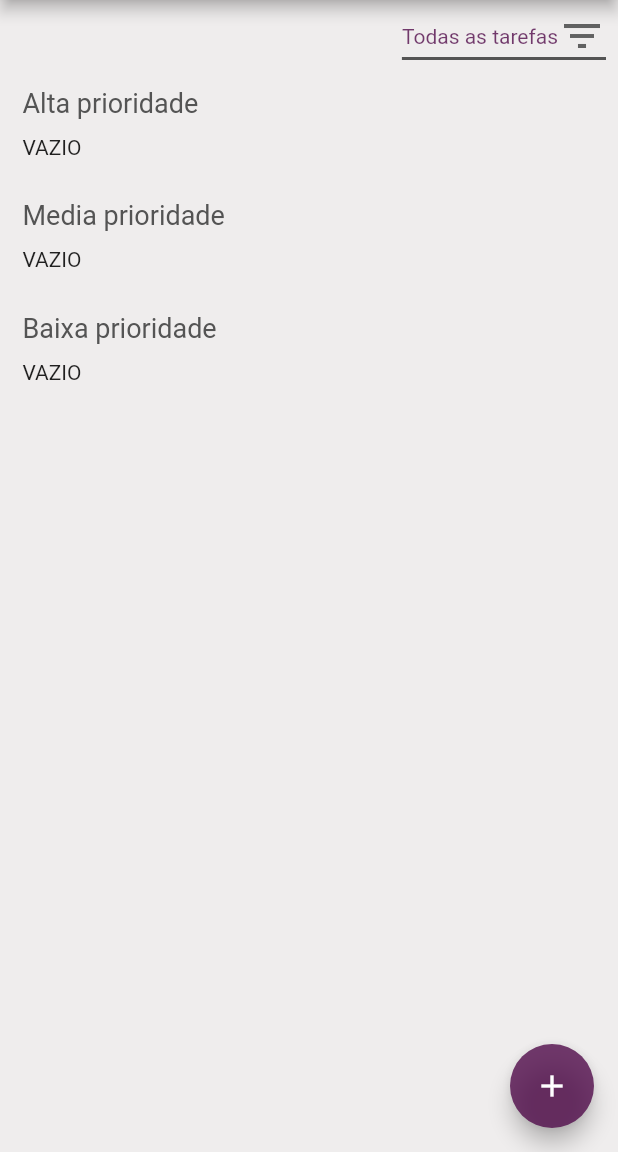
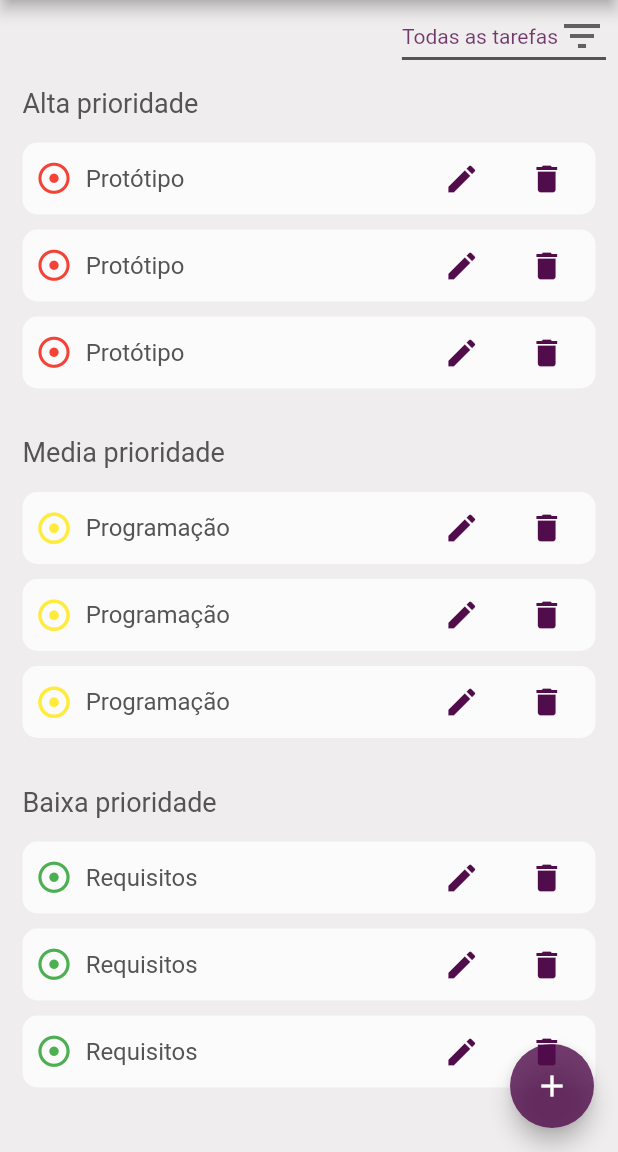
Before and after one commit to mrgr4v3s/mega_task, a Flutter app: the HomePage screen opened directly, on a phone screen of 412 x 824 dp, the part 84-1236 px from its top. Run offline on Flutter 3.47's test engine with Material 2 defaults, Android fonts, the phone set to English and light mode, and no system bars; our stand-ins replace firebase_auth, sqflite; accounts and stored records are empty.

Commit message:
Adicionei o componente do item da listagem de tarefas

```diff
--- a/lib/constantes/app_colors.dart
+++ b/lib/constantes/app_colors.dart
@@ -4,4 +4,6 @@ import 'package:flutter/painting.dart';
 class AppColors {
   static final Color colorText = const Color(0xFF545454);
   static final Color background = const Color(0xFFEFEDED);
+  static final Color background_item = const Color(0xFFFBFBFB);
+  static final Color icons = const Color(0xFF510C4B);
 }
--- a/lib/helpers/tarefas_helper.dart
+++ b/lib/helpers/tarefas_helper.dart
@@ -44,7 +44,7 @@ class TarefasHelper{
         return tarefa;
     }
 
-    void tarefasTeste() async{
+    Future tarefasTeste() async{
       Database dbTarefas = await db;
       Tarefas tarefa = new Tarefas();
       for(int i = 0; i < 3; i++){
--- a/lib/ui/cadastroDialog.dart
+++ b/lib/ui/cadastroDialog.dart
@@ -1,5 +1,6 @@
 import 'package:flutter/material.dart';
 import 'package:flutter/rendering.dart';
+import 'package:mega_task/helpers/tarefas_helper.dart';
 
 class CadastroDialog extends StatefulWidget {
   @override
@@ -222,4 +223,10 @@ class _CadastroDialogState extends State<CadastroDialog> {
     );
   }
 
+  void adicionarTarefa() {
+    Tarefas tarefa = Tarefas();
+
+
+  }
+
 }
--- a/lib/ui/home_page.dart
+++ b/lib/ui/home_page.dart
@@ -5,6 +5,7 @@ import 'package:mega_task/helpers/prioridade_tarefa.dart';
 import 'package:mega_task/helpers/tarefas_helper.dart';
 import 'package:mega_task/ui/cadastroDialog.dart';
 import 'package:mega_task/widgets/filtro_dropdown_button.dart';
+import 'package:mega_task/widgets/listagem_tarefas_item.dart';
 import 'package:mega_task/widgets/prioridade_text.dart';
 
 class HomePage extends StatefulWidget {
@@ -59,8 +60,7 @@ class _HomePageState extends State<HomePage> {
         body: SingleChildScrollView(
           child: Container(
             color: AppColors.background,
-            child: Column(
-              crossAxisAlignment: CrossAxisAlignment.start,
+            child: ListBody(
               children: <Widget>[
                 Row(
                   mainAxisAlignment: MainAxisAlignment.end,
@@ -80,30 +80,30 @@ class _HomePageState extends State<HomePage> {
                 //Divider(color: _background),
                 Container(
                   padding: EdgeInsets.fromLTRB(15.0, 10.0, 15.0, 1.0),
-                  child: PrioridadeText(textoPropriedade: PrioridadeTarefa.ALTA),
+                  child:
+                      PrioridadeText(textoPropriedade: PrioridadeTarefa.ALTA),
                 ),
                 Container(
                     padding: EdgeInsets.fromLTRB(15.0, 10.0, 15.0, 1.0),
-                    child: _tarefaList(context, PrioridadeTarefa.ALTA)
-                ),
+                    child: _tarefaList(context, PrioridadeTarefa.ALTA)),
                 Divider(color: AppColors.background),
                 Container(
                   padding: EdgeInsets.fromLTRB(15.0, 10.0, 15.0, 1.0),
-                  child: PrioridadeText(textoPropriedade: PrioridadeTarefa.MEDIA),
+                  child:
+                      PrioridadeText(textoPropriedade: PrioridadeTarefa.MEDIA),
                 ),
                 Container(
                     padding: EdgeInsets.fromLTRB(15.0, 10.0, 15.0, 1.0),
-                    child: _tarefaList(context, PrioridadeTarefa.MEDIA)
-                ),
+                    child: _tarefaList(context, PrioridadeTarefa.MEDIA)),
                 Divider(color: AppColors.background),
                 Container(
                   padding: EdgeInsets.fromLTRB(15.0, 10.0, 15.0, 1.0),
-                  child: PrioridadeText(textoPropriedade: PrioridadeTarefa.BAIXA),
+                  child:
+                      PrioridadeText(textoPropriedade: PrioridadeTarefa.BAIXA),
                 ),
                 Container(
                     padding: EdgeInsets.fromLTRB(15.0, 10.0, 15.0, 1.0),
-                    child: _tarefaList(context, PrioridadeTarefa.BAIXA)
-                ),
+                    child: _tarefaList(context, PrioridadeTarefa.BAIXA)),
               ],
             ),
           ),
@@ -114,9 +114,9 @@ class _HomePageState extends State<HomePage> {
   void initState() {
     super.initState();
 
+    helper.tarefasTeste().then((value) => this._obterTarefas());
+
     _obterTarefas();
-
-    //helper.tarefasTeste();
   }
 
   void _addToDo() {
@@ -141,6 +141,10 @@ class _HomePageState extends State<HomePage> {
     });
   }
 
+  void _editarTarefa(Tarefas tarefa) {
+
+  }
+
   void _excluirTarefa(Tarefas tarefa) {
     helper.deleteTarefa(tarefa.id);
     setState(() {
@@ -159,21 +163,19 @@ class _HomePageState extends State<HomePage> {
 
   void _obterTarefas() {
     setState(() {
-      helper.getTodasTarefas().then(
-              (lista) => listaTarefas = lista);
+      helper.getTodasTarefas().then((lista) => listaTarefas = lista);
     });
   }
 
   Widget _tarefaList(BuildContext context, String prioridade) {
-    List<Tarefas> tarefasFiltradasPorPrioridade =
-        listaTarefas.where(
-                (tarefa) => tarefa.prioridade == prioridade
-        ).toList();
+    List<Tarefas> tarefasFiltradasPorPrioridade = listaTarefas
+        .where((tarefa) => tarefa.prioridade == prioridade)
+        .toList();
 
     if (dropdownValueFilter != "Todas as tarefas") {
-        tarefasFiltradasPorPrioridade = tarefasFiltradasPorPrioridade.where(
-                (tarefa) => tarefa.status == this.dropdownValueFilter
-        ).toList();
+      tarefasFiltradasPorPrioridade = tarefasFiltradasPorPrioridade
+          .where((tarefa) => tarefa.status == this.dropdownValueFilter)
+          .toList();
     }
 
     if (tarefasFiltradasPorPrioridade.isEmpty) {
@@ -181,15 +183,19 @@ class _HomePageState extends State<HomePage> {
     }
 
     return new Column(
+        mainAxisAlignment: MainAxisAlignment.spaceBetween,
+        mainAxisSize: MainAxisSize.min,
         children: tarefasFiltradasPorPrioridade
-            .map((tarefa) => ListTile(
-                  title: Text(
-                    tarefa.titulo,
-                  ),
-                  onTap: () {
-                    _excluirTarefa(tarefa);
-                  },
-                ))
-            .toList());
+            .map((tarefa) =>
+                ListagemTarefasItem(
+                  tarefa: tarefa,
+                  onDelete: () {
+                    this._excluirTarefa(tarefa);
+                  } ,
+                  onEdit: () {
+                    this._editarTarefa(tarefa);
+                  }
+                )
+        ).toList());
   }
 }
--- /dev/null
+++ b/lib/widgets/listagem_tarefas_item.dart
@@ -0,0 +1,82 @@
+import 'package:flutter/material.dart';
+import 'package:mega_task/constantes/app_colors.dart';
+import 'package:mega_task/helpers/prioridade_tarefa.dart';
+import 'package:mega_task/helpers/tarefas_helper.dart';
+
+class ListagemTarefasItem extends StatelessWidget {
+  final Tarefas tarefa;
+  final Function onDelete;
+  final Function onEdit;
+
+  const ListagemTarefasItem(
+      {Key key,
+      @required this.tarefa,
+      @required this.onDelete,
+      @required this.onEdit})
+      : super(key: key);
+
+  @override
+  Widget build(BuildContext context) {
+    Color corDoIcone = definirCorDoIcone();
+
+    return Container(
+        constraints: BoxConstraints(
+            maxWidth: MediaQuery.of(context).size.width,
+            maxHeight: 50,
+            minWidth: 0,
+            minHeight: 0
+        ),
+        margin:EdgeInsets.only(
+            top:5,
+            bottom: 5
+        ) ,
+        decoration: BoxDecoration(
+            borderRadius: BorderRadius.circular(10),
+            color: AppColors.background_item),
+        child: Row(
+          mainAxisSize: MainAxisSize.max,
+          crossAxisAlignment: CrossAxisAlignment.center,
+          mainAxisAlignment: MainAxisAlignment.spaceEvenly,
+          children: <Widget>[
+            Flexible(
+                child: Icon(Icons.adjust, size: 25, color: corDoIcone),
+                flex: 1,
+            ),
+            Expanded(
+              flex: 4,
+                child: Text(tarefa.titulo,
+                    style: TextStyle(
+                        color: AppColors.colorText,
+                        fontSize: 16,
+                        fontFamily: "Roboto"))),
+            Flexible(
+              flex: 1,
+                child: IconButton(
+              icon: Icon(Icons.edit, color: AppColors.icons),
+              onPressed: this.onEdit,
+            )),
+            Flexible(
+              flex: 1,
+                child: IconButton(
+                    icon: Icon(Icons.delete, color: AppColors.icons),
+                    onPressed: this.onDelete))
+          ],
+        ));
+  }
+
+  Color definirCorDoIcone() {
+    if (this.tarefa.prioridade == PrioridadeTarefa.ALTA) {
+      return Colors.red;
+    }
+
+    if (this.tarefa.prioridade == PrioridadeTarefa.MEDIA) {
+      return Colors.yellow;
+    }
+
+    if (this.tarefa.prioridade == PrioridadeTarefa.BAIXA) {
+      return Colors.green;
+    }
+
+    return Colors.grey;
+  }
+}
--- a/lib/widgets/prioridade_text.dart
+++ b/lib/widgets/prioridade_text.dart
@@ -10,7 +10,6 @@ class PrioridadeText extends StatelessWidget {
 
   @override
   Widget build(BuildContext context) {
-    // TODO: implement build
     return Text(
       "$textoPropriedade prioridade",
       style: TextStyle(
```
